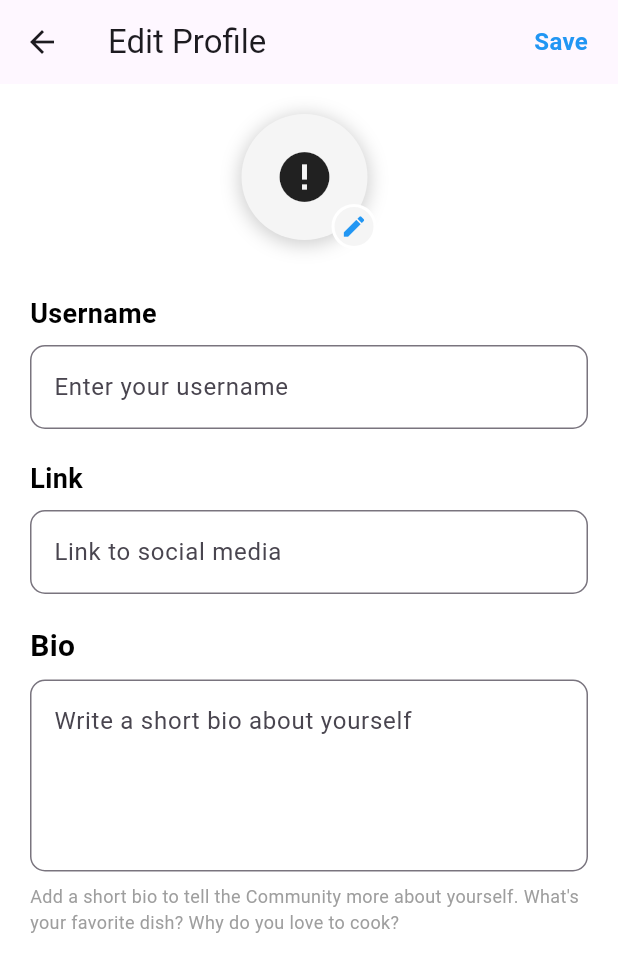
After one commit to ahammamlho/recipe-app, a Flutter app: the EditProfileScreen screen opened directly, on a phone screen of 412 x 824 dp. The commit adds this screen. Shown: the top 972 px of the screen. Run offline on Flutter 3.47's test engine with Material 3 defaults, Android fonts, the phone set to English and light mode, and no system bars; drawn by our look-alikes of cached_network_image; our stand-ins replace curved_navigation_bar, flutter_animate, flutter_dotenv, flutter_rating_stars, get, google_sign_in and 3 more; accounts and stored records are empty; network calls fail.

Commit message:
add edit profile screen

```diff
--- a/lib/const/app_colors.dart
+++ /dev/null
@@ -1,10 +0,0 @@
-import 'package:flutter/material.dart';
-
-class AppColors {
-  static const cardColor = Color(0xff182032);
-  static final bodySmallTextColor = Colors.red[100];
-  static const scaffoldBackgroundColor = Color(0xff101520);
-  static const infoTextColor = Colors.white60;
-  static const onBoardingButtonColor = Colors.red;
-  static const timeLineColor = Colors.lightGreen;
-}
--- /dev/null
+++ b/lib/screens/edit_profile_screen.dart
@@ -0,0 +1,180 @@
+import 'package:cached_network_image/cached_network_image.dart';
+import 'package:flutter/material.dart';
+import 'package:recipe/const/app_styles.dart';
+
+class EditProfileScreen extends StatefulWidget {
+  const EditProfileScreen({super.key});
+
+  @override
+  State<EditProfileScreen> createState() => _EditProfileScreenState();
+}
+
+class _EditProfileScreenState extends State<EditProfileScreen> {
+  @override
+  Widget build(BuildContext context) {
+    double width = MediaQuery.of(context).size.width;
+
+    return Scaffold(
+      backgroundColor: AppColors.background,
+      appBar: AppBar(
+        title: const Text('Edit Profile'),
+        actions: [
+          Container(
+            margin: const EdgeInsets.only(right: 20),
+            child: const Text(
+              'Save',
+              style: TextStyle(
+                  fontSize: 16,
+                  fontWeight: FontWeight.bold,
+                  color: Colors.blue),
+            ),
+          ),
+        ],
+      ),
+      body: SingleChildScrollView(
+        child: Padding(
+          padding: const EdgeInsets.symmetric(horizontal: 20),
+          child: Column(
+            crossAxisAlignment: CrossAxisAlignment.start,
+            children: [
+              const SizedBox(height: 20),
+              _buildProfilePicture(),
+              const SizedBox(height: 30),
+              _buildTextField("Username", "Enter your username", width),
+              const SizedBox(height: 20),
+              _buildTextField("Link", "Link to social media", width),
+              const SizedBox(height: 20),
+              _buildBioSection(width),
+            ],
+          ),
+        ),
+      ),
+    );
+  }
+
+  Widget _buildProfilePicture() {
+    return Center(
+      child: SizedBox(
+        width: 90,
+        height: 90,
+        child: Stack(
+          children: [
+            Container(
+              padding: const EdgeInsets.all(2),
+              decoration: BoxDecoration(
+                borderRadius: BorderRadius.circular(100),
+                color: AppColors.inputColor,
+                boxShadow: [
+                  BoxShadow(
+                    color: Colors.black.withOpacity(0.2),
+                    offset: const Offset(0, 2),
+                    blurRadius: 10,
+                    spreadRadius: 1,
+                  ),
+                ],
+              ),
+              child: ClipRRect(
+                borderRadius: BorderRadius.circular(100),
+                child: CachedNetworkImage(
+                  imageUrl:
+                      "https://media.istockphoto.com/id/1352937979/photo/vegetable-storage.jpg?s=2048x2048&w=is&k=20&c=0nk02sPEhDEYwOWLHpELRCmTpbKBCYmQqwEIuLDfTS0=",
+                  width: 80,
+                  height: 80,
+                  fit: BoxFit.cover,
+                  progressIndicatorBuilder: (context, url, progress) =>
+                      const Center(
+                    child: CircularProgressIndicator(strokeWidth: 2),
+                  ),
+                  errorWidget: (context, url, error) =>
+                      const Icon(Icons.error, size: 40),
+                ),
+              ),
+            ),
+            Positioned(
+              bottom: 0,
+              right: 0,
+              child: Container(
+                height: 30,
+                width: 30,
+                decoration: BoxDecoration(
+                  border: Border.all(width: 2, color: AppColors.background),
+                  borderRadius: BorderRadius.circular(100),
+                  color: AppColors.inputColor,
+                ),
+                child: IconButton(
+                  onPressed: () {},
+                  icon: const Icon(Icons.edit, color: Colors.blue, size: 18),
+                  padding: EdgeInsets.zero,
+                ),
+              ),
+            ),
+          ],
+        ),
+      ),
+    );
+  }
+
+  Widget _buildTextField(String label, String hint, double width) {
+    return Column(
+      crossAxisAlignment: CrossAxisAlignment.start,
+      children: [
+        Text(
+          label,
+          style: AppTextStyles.heading2,
+        ),
+        const SizedBox(height: 8),
+        SizedBox(
+          width: width - 40,
+          child: TextField(
+            decoration: InputDecoration(
+              hintText: hint,
+              border: OutlineInputBorder(
+                borderRadius: BorderRadius.circular(10),
+                borderSide: const BorderSide(width: 1),
+              ),
+              focusedBorder: OutlineInputBorder(
+                borderRadius: BorderRadius.circular(10),
+                borderSide: const BorderSide(color: Colors.grey, width: 1),
+              ),
+            ),
+          ),
+        ),
+      ],
+    );
+  }
+
+  Widget _buildBioSection(double width) {
+    return Column(
+      crossAxisAlignment: CrossAxisAlignment.start,
+      children: [
+        const Text(
+          'Bio',
+          style: AppTextStyles.heading,
+        ),
+        const SizedBox(height: 8),
+        SizedBox(
+          width: width - 40,
+          child: TextField(
+            maxLines: 4,
+            decoration: InputDecoration(
+              hintText: "Write a short bio about yourself",
+              border: OutlineInputBorder(
+                borderRadius: BorderRadius.circular(10),
+                borderSide: const BorderSide(width: 1),
+              ),
+              focusedBorder: OutlineInputBorder(
+                borderRadius: BorderRadius.circular(10),
+                borderSide: const BorderSide(color: Colors.grey, width: 1),
+              ),
+            ),
+          ),
+        ),
+        const SizedBox(height: 8),
+        const Text(
+          "Add a short bio to tell the Community more about yourself. What's your favorite dish? Why do you love to cook?",
+          style: TextStyle(fontSize: 12, color: Colors.grey),
+        ),
+      ],
+    );
+  }
+}
--- a/lib/screens/profile_screen.dart
+++ b/lib/screens/profile_screen.dart
@@ -1,6 +1,8 @@
 import 'package:cached_network_image/cached_network_image.dart';
 import 'package:flutter/material.dart';
+import 'package:get/get.dart';
 import 'package:recipe/const/app_styles.dart';
+import 'package:recipe/screens/edit_profile_screen.dart';
 
 class ProfileScreen extends StatefulWidget {
   const ProfileScreen({super.key});
@@ -177,7 +179,11 @@ class _ProfileScreenState extends State<ProfileScreen> {
 
   Widget _buildActionButton(
       double width, String label, Color backgroundColor, Color textColor) {
-    return Container(
+    return GestureDetector(
+      onTap: () {
+        Get.to(() => const EditProfileScreen());
+      },
+      child: Container(
         width: width,
         padding: const EdgeInsets.all(10),
         decoration: BoxDecoration(
@@ -201,6 +207,7 @@ class _ProfileScreenState extends State<ProfileScreen> {
             ),
           ),
         ),
+      ),
     );
   }
 }
```
Lines whose indentation alone changed are shown as unchanged.
